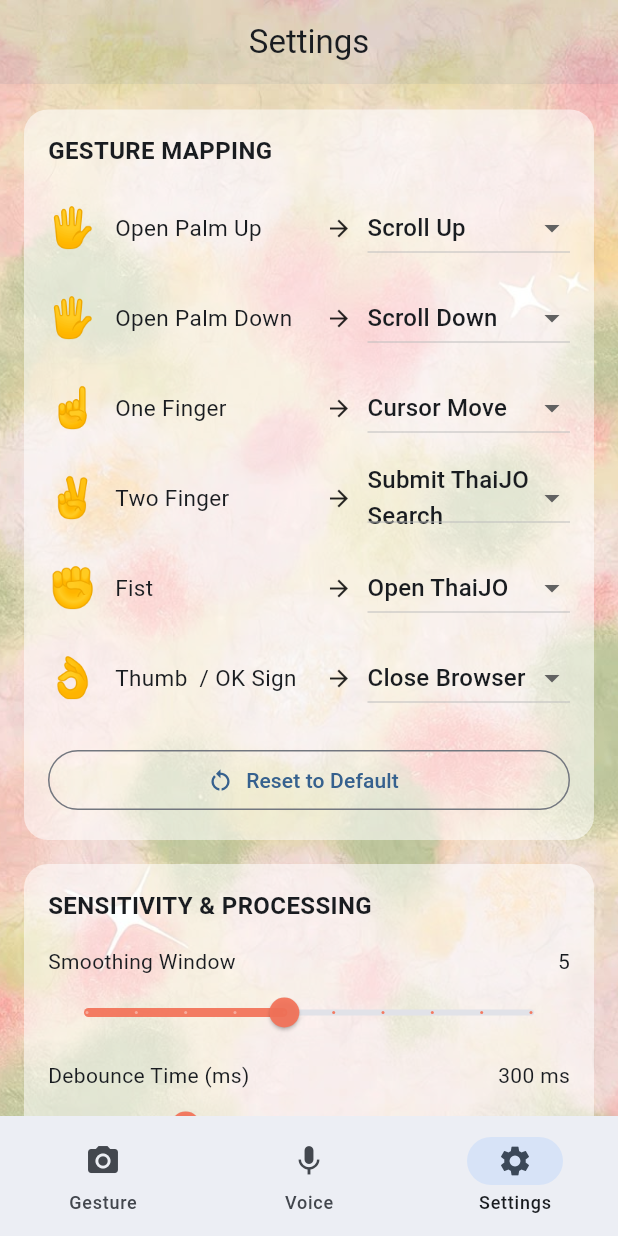
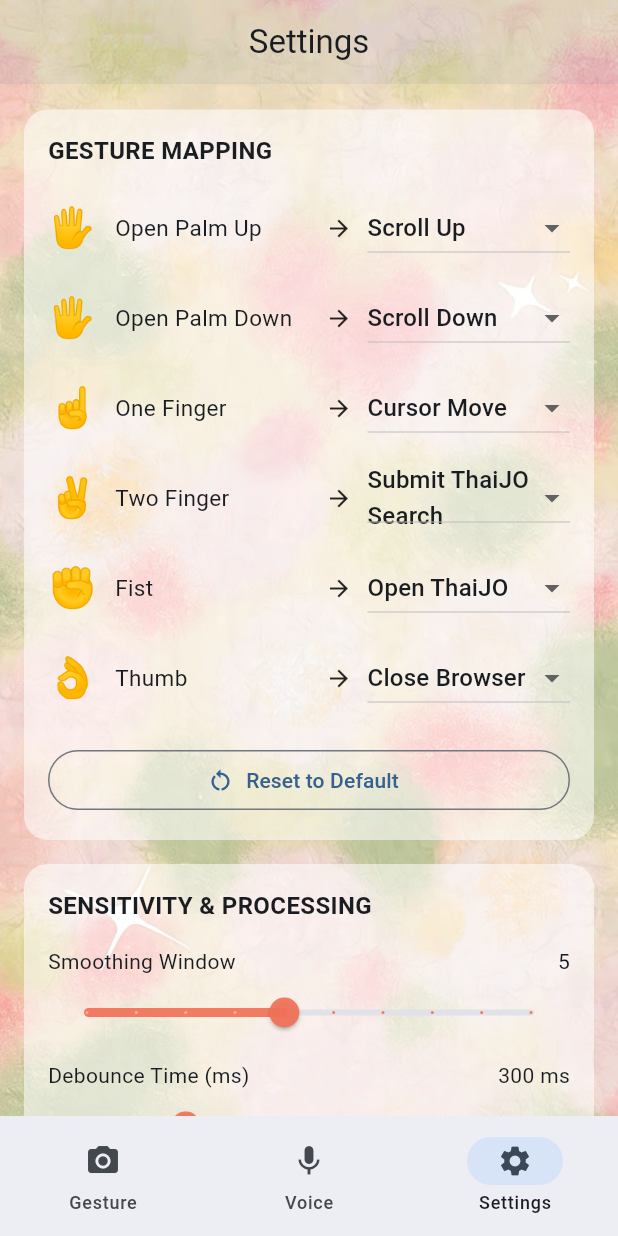
Before and after one commit to Ma-meaww/hand-gesture-frontend, a Flutter app: the screen it shows after launch, item 3 of the bottom bar chosen, scrolled down 576 dp, on a phone screen of 412 x 824 dp. Run offline on Flutter 3.47's test engine with Material 3 defaults, Android fonts, the phone set to English and light mode, and no system bars; our stand-ins replace camera, speech_to_text; missing offline and left inert: hand_landmarker.

Commit message:
Update settings_page.dart

```diff
--- a/lib/pages/settings_page.dart
+++ b/lib/pages/settings_page.dart
@@ -15,7 +15,7 @@ class _SettingsPageState extends State<SettingsPage> {
   late final TextEditingController portController;
 
   String oneFingerCommand = 'CURSOR_MOVE';
-  String thumbCommand = 'CLICK';
+  String thumbCommand = 'CLOSE_BROWSER';
   String openPalmUpCommand = 'SCROLL_UP';
   String openPalmDownCommand = 'SCROLL_DOWN';
   String fistCommand = 'OPEN_THAIJO';
@@ -361,7 +361,7 @@ class _SettingsPageState extends State<SettingsPage> {
 
                   gestureMappingRow(
                     icon: '👌',
-                    gestureName: 'Thumb  / OK Sign',
+                    gestureName: 'Thumb',
                     value: thumbCommand,
                     onChanged: (value) {
                       if (value == null) return;
```
